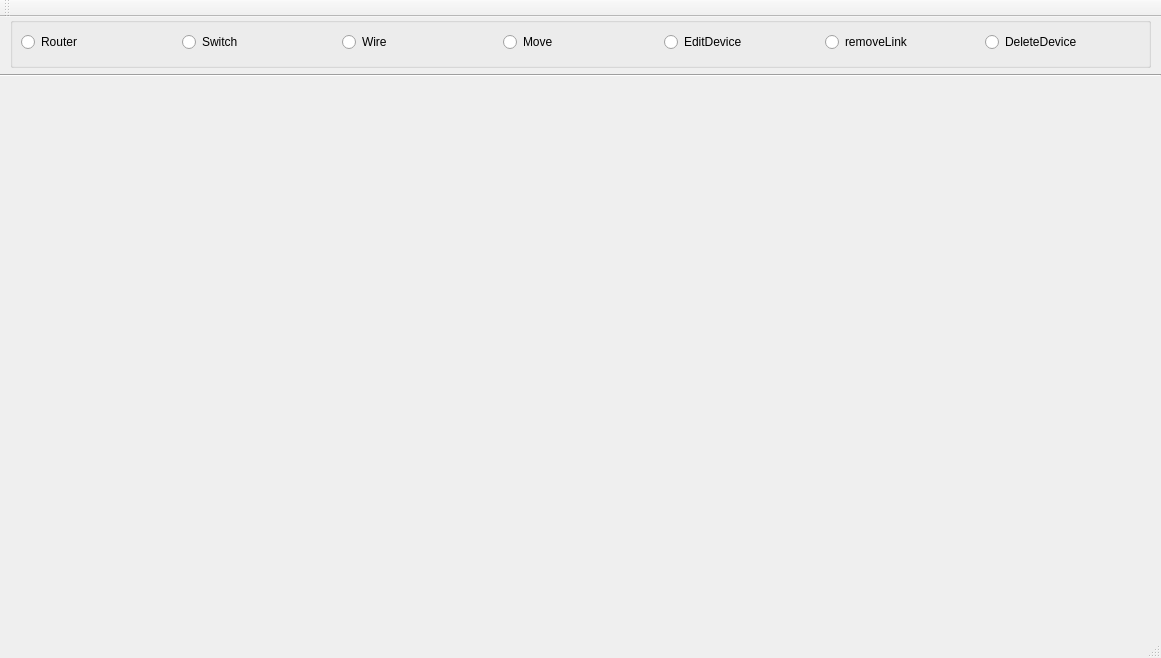
Qt form SnmpMonitorV3/mainwindow.ui (fer-nando/projetoLaudelino) before a commit.
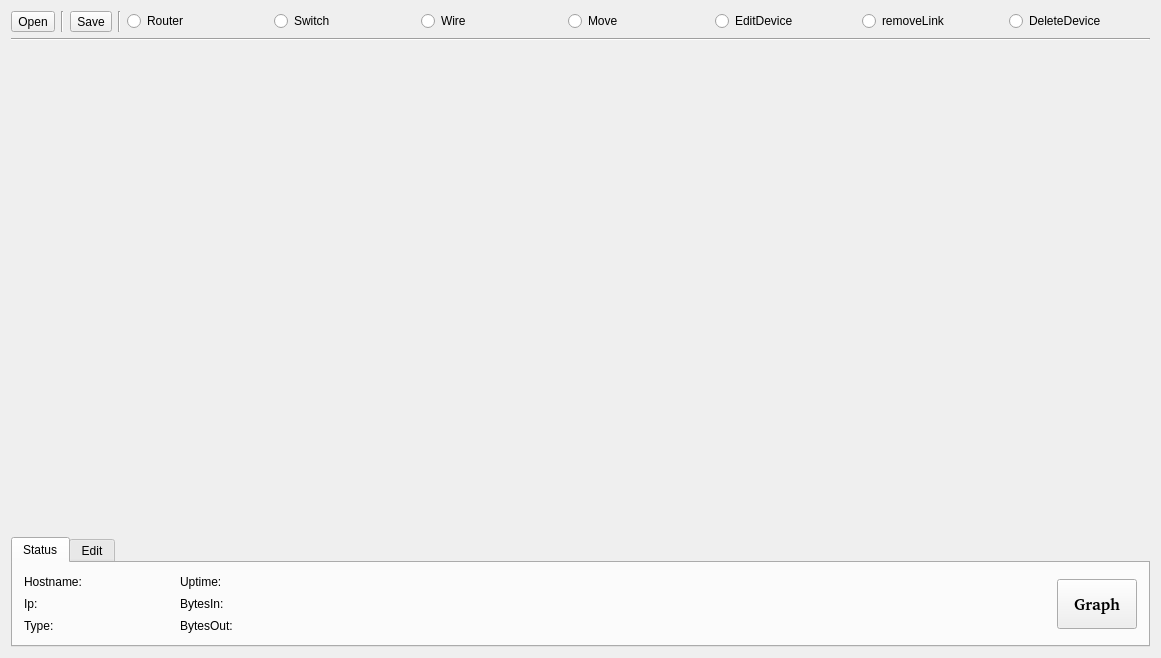
The same form after that commit. Icons and pictures are not drawn.

Commit message: Modificado o layout da pagina principal. Adicionados botoes open e save. Redimensionamento funcionando.

What changed in the file:
```diff
--- a/SnmpMonitorV3/mainwindow.ui
+++ b/SnmpMonitorV3/mainwindow.ui
@@ -20,28 +20,66 @@
    <bool>true</bool>
   </property>
   <widget class="QWidget" name="centralWidget">
-   <widget class="QGroupBox" name="groupBox">
-    <property name="geometry">
-     <rect>
-      <x>10</x>
-      <y>0</y>
-      <width>1141</width>
-      <height>51</height>
-     </rect>
-    </property>
-    <property name="title">
-     <string/>
-    </property>
-    <widget class="QWidget" name="horizontalLayoutWidget">
-     <property name="geometry">
-      <rect>
-       <x>0</x>
-       <y>0</y>
-       <width>1141</width>
-       <height>51</height>
-      </rect>
-     </property>
+   <property name="cursor">
+    <cursorShape>ArrowCursor</cursorShape>
+   </property>
+   <layout class="QVBoxLayout" name="verticalLayout">
+    <item>
      <layout class="QHBoxLayout" name="horizontalLayout">
+      <item>
+       <widget class="QToolButton" name="toolOpen">
+        <property name="text">
+         <string>Open</string>
+        </property>
+        <property name="icon">
+         <iconset>
+          <normaloff>1319490435_open.png</normaloff>1319490435_open.png</iconset>
+        </property>
+        <property name="iconSize">
+         <size>
+          <width>32</width>
+          <height>32</height>
+         </size>
+        </property>
+        <property name="shortcut">
+         <string>Ctrl+R</string>
+        </property>
+       </widget>
+      </item>
+      <item>
+       <widget class="Line" name="line_3">
+        <property name="orientation">
+         <enum>Qt::Vertical</enum>
+        </property>
+       </widget>
+      </item>
+      <item>
+       <widget class="QToolButton" name="toolSave">
+        <property name="text">
+         <string>Save</string>
+        </property>
+        <property name="icon">
+         <iconset>
+          <normaloff>1319490457_disk-save.png</normaloff>1319490457_disk-save.png</iconset>
+        </property>
+        <property name="iconSize">
+         <size>
+          <width>32</width>
+          <height>32</height>
+         </size>
+        </property>
+        <property name="shortcut">
+         <string>Ctrl+S</string>
+        </property>
+       </widget>
+      </item>
+      <item>
+       <widget class="Line" name="line_2">
+        <property name="orientation">
+         <enum>Qt::Vertical</enum>
+        </property>
+       </widget>
+      </item>
       <item>
        <widget class="QRadioButton" name="radioRouter">
         <property name="text">
@@ -162,41 +200,203 @@
        </widget>
       </item>
      </layout>
-    </widget>
-   </widget>
-   <widget class="Line" name="line">
-    <property name="geometry">
-     <rect>
-      <x>-10</x>
-      <y>50</y>
-      <width>1171</width>
-      <height>16</height>
-     </rect>
-    </property>
-    <property name="orientation">
-     <enum>Qt::Horizontal</enum>
-    </property>
-   </widget>
+    </item>
+    <item>
+     <widget class="Line" name="line">
+      <property name="orientation">
+       <enum>Qt::Horizontal</enum>
+      </property>
+     </widget>
+    </item>
+    <item>
+     <spacer name="verticalSpacer">
+      <property name="orientation">
+       <enum>Qt::Vertical</enum>
+      </property>
+      <property name="sizeHint" stdset="0">
+       <size>
+        <width>20</width>
+        <height>40</height>
+       </size>
+      </property>
+     </spacer>
+    </item>
+    <item>
+     <widget class="QTabWidget" name="tabWidget">
+      <property name="sizePolicy">
+       <sizepolicy hsizetype="Expanding" vsizetype="Minimum">
+        <horstretch>0</horstretch>
+        <verstretch>0</verstretch>
+       </sizepolicy>
+      </property>
+      <property name="minimumSize">
+       <size>
+        <width>0</width>
+        <height>110</height>
+       </size>
+      </property>
+      <property name="tabPosition">
+       <enum>QTabWidget::North</enum>
+      </property>
+      <property name="tabShape">
+       <enum>QTabWidget::Rounded</enum>
+      </property>
+      <property name="currentIndex">
+       <number>0</number>
+      </property>
+      <widget class="QWidget" name="tab">
+       <attribute name="title">
+        <string>Status</string>
+       </attribute>
+       <layout class="QHBoxLayout" name="horizontalLayout_2">
+        <item>
+         <layout class="QGridLayout" name="gridLayout">
+          <item row="0" column="0">
+           <widget class="QLabel" name="label">
+            <property name="sizePolicy">
+             <sizepolicy hsizetype="Preferred" vsizetype="Preferred">
+              <horstretch>0</horstretch>
+              <verstretch>0</verstretch>
+             </sizepolicy>
+            </property>
+            <property name="minimumSize">
+             <size>
+              <width>150</width>
+              <height>0</height>
+             </size>
+            </property>
+            <property name="text">
+             <string>Hostname:</string>
+            </property>
+           </widget>
+          </item>
+          <item row="2" column="0">
+           <widget class="QLabel" name="label_3">
+            <property name="minimumSize">
+             <size>
+              <width>150</width>
+              <height>0</height>
+             </size>
+            </property>
+            <property name="text">
+             <string>Type:</string>
+            </property>
+           </widget>
+          </item>
+          <item row="0" column="1">
+           <widget class="QLabel" name="label_4">
+            <property name="minimumSize">
+             <size>
+              <width>150</width>
+              <height>0</height>
+             </size>
+            </property>
+            <property name="text">
+             <string>Uptime:</string>
+            </property>
+           </widget>
+          </item>
+          <item row="1" column="1">
+           <widget class="QLabel" name="label_5">
+            <property name="minimumSize">
+             <size>
+              <width>150</width>
+              <height>0</height>
+             </size>
+            </property>
+            <property name="text">
+             <string>BytesIn:</string>
+            </property>
+           </widget>
+          </item>
+          <item row="2" column="1">
+           <widget class="QLabel" name="label_6">
+            <property name="minimumSize">
+             <size>
+              <width>150</width>
+              <height>0</height>
+             </size>
+            </property>
+            <property name="text">
+             <string>BytesOut:</string>
+            </property>
+           </widget>
+          </item>
+          <item row="1" column="0">
+           <widget class="QLabel" name="label_2">
+            <property name="minimumSize">
+             <size>
+              <width>150</width>
+              <height>0</height>
+             </size>
+            </property>
+            <property name="text">
+             <string>Ip:</string>
+            </property>
+           </widget>
+          </item>
+         </layout>
+        </item>
+        <item>
+         <spacer name="horizontalSpacer">
+          <property name="orientation">
+           <enum>Qt::Horizontal</enum>
+          </property>
+          <property name="sizeHint" stdset="0">
+           <size>
+            <width>40</width>
+            <height>20</height>
+           </size>
+          </property>
+         </spacer>
+        </item>
+        <item>
+         <widget class="QToolButton" name="toolGraph">
+          <property name="sizePolicy">
+           <sizepolicy hsizetype="Fixed" vsizetype="Fixed">
+            <horstretch>0</horstretch>
+            <verstretch>0</verstretch>
+           </sizepolicy>
+          </property>
+          <property name="minimumSize">
+           <size>
+            <width>80</width>
+            <height>50</height>
+           </size>
+          </property>
+          <property name="sizeIncrement">
+           <size>
+            <width>0</width>
+            <height>0</height>
+           </size>
+          </property>
+          <property name="font">
+           <font>
+            <family>Helvetica [Adobe]</family>
+            <pointsize>12</pointsize>
+            <weight>75</weight>
+            <bold>true</bold>
+           </font>
+          </property>
+          <property name="autoFillBackground">
+           <bool>false</bool>
+          </property>
+          <property name="text">
+           <string>Graph</string>
+          </property>
+         </widget>
+        </item>
+       </layout>
+      </widget>
+      <widget class="QWidget" name="tab_2">
+       <attribute name="title">
+        <string>Edit</string>
+       </attribute>
+      </widget>
+     </widget>
+    </item>
+   </layout>
   </widget>
-  <widget class="QMenuBar" name="menuBar">
-   <property name="geometry">
-    <rect>
-     <x>0</x>
-     <y>0</y>
-     <width>1161</width>
-     <height>25</height>
-    </rect>
-   </property>
-  </widget>
-  <widget class="QToolBar" name="mainToolBar">
-   <attribute name="toolBarArea">
-    <enum>TopToolBarArea</enum>
-   </attribute>
-   <attribute name="toolBarBreak">
-    <bool>false</bool>
-   </attribute>
-  </widget>
-  <widget class="QStatusBar" name="statusBar"/>
  </widget>
  <layoutdefault spacing="6" margin="11"/>
  <resources/>
```
The commit also changes 11 other files.
